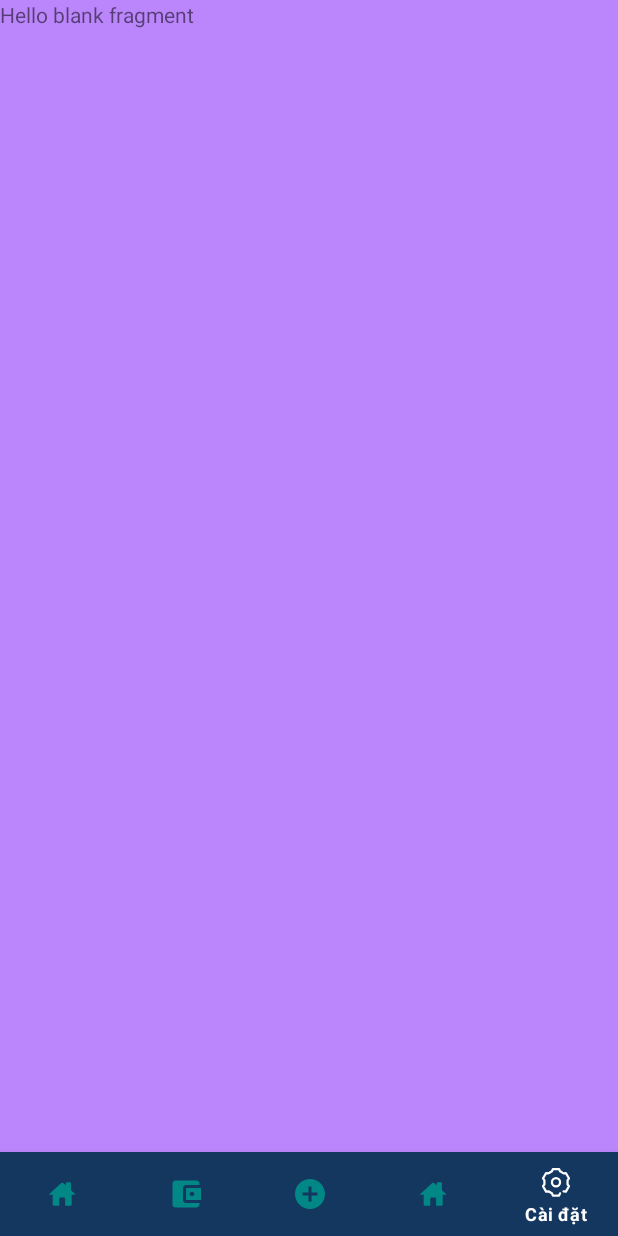
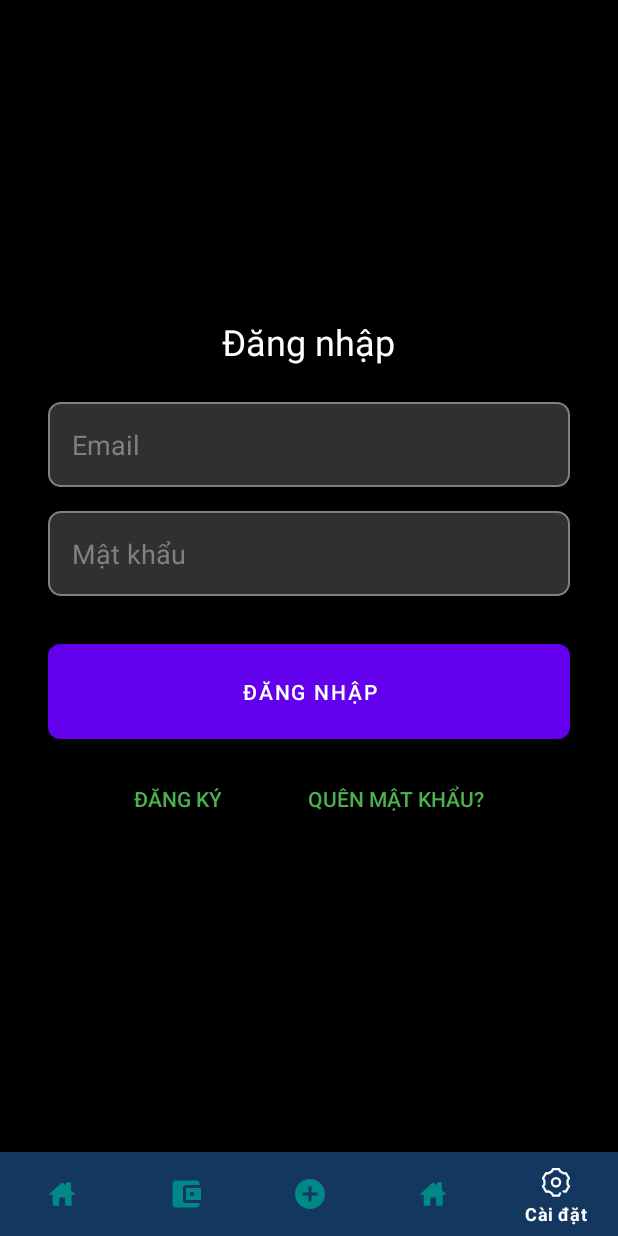
Before and after one commit to Faleeeee/quanlychitieu, an Android app: the screen it shows after launch (MainActivity), item 5 of the bottom bar chosen, on a phone screen of 412 x 824 dp. Run offline under Robolectric (Android 15) with nearby library versions, the phone set to English and light mode, and no system bars.

Commit message:
ghep code home vs dang nhap

```diff
--- a/app/src/main/AndroidManifest.xml
+++ b/app/src/main/AndroidManifest.xml
@@ -13,10 +13,14 @@
         android:theme="@style/Theme.Quanlychitieuapp"
         tools:targetApi="31">
         <activity
+            android:name=".sign_up"
+            android:exported="false" />
+        <activity
             android:name=".MainActivity"
             android:exported="true">
             <intent-filter>
                 <action android:name="android.intent.action.MAIN" />
+
                 <category android:name="android.intent.category.LAUNCHER" />
             </intent-filter>
         </activity>
--- /dev/null
+++ b/app/src/main/res/drawable/button_background.xml
@@ -0,0 +1,6 @@
+<?xml version="1.0" encoding="utf-8"?>
+<shape xmlns:android="http://schemas.android.com/apk/res/android"
+    android:shape="rectangle">
+    <solid android:color="#4CAF50" />
+    <corners android:radius="8dp" />
+</shape>
--- /dev/null
+++ b/app/src/main/res/drawable/edit_text_background.xml
@@ -0,0 +1,9 @@
+<?xml version="1.0" encoding="utf-8"?>
+<shape xmlns:android="http://schemas.android.com/apk/res/android"
+    android:shape="rectangle">
+    <solid android:color="#303030" />
+    <corners android:radius="8dp" />
+    <stroke
+        android:width="1dp"
+        android:color="#808080" />
+</shape>
--- a/app/src/main/res/layout/fragment_cai_dat.xml
+++ b/app/src/main/res/layout/fragment_cai_dat.xml
@@ -3,13 +3,85 @@
     xmlns:tools="http://schemas.android.com/tools"
     android:layout_width="match_parent"
     android:layout_height="match_parent"
-    android:background="@color/purple_200"
     tools:context=".Fragment.homeFragment">
 
-    <!-- TODO: Update blank fragment layout -->
-    <TextView
+    <LinearLayout
         android:layout_width="match_parent"
         android:layout_height="match_parent"
-        android:text="@string/hello_blank_fragment" />
+        android:background="#000000"
+        android:gravity="center"
+        android:orientation="vertical">
+
+        <TextView
+            android:layout_width="wrap_content"
+            android:layout_height="wrap_content"
+            android:layout_marginBottom="24dp"
+            android:text="Đăng nhập"
+            android:textColor="#FFFFFF"
+            android:textSize="24sp" />
+
+        <EditText
+            android:id="@+id/emailEditText"
+            android:layout_width="match_parent"
+            android:layout_height="wrap_content"
+            android:layout_marginHorizontal="32dp"
+            android:layout_marginBottom="16dp"
+            android:background="@drawable/edit_text_background"
+            android:hint="Email"
+            android:padding="16dp"
+            android:textColor="#FFFFFF"
+            android:textColorHint="#808080" />
+
+        <EditText
+            android:id="@+id/passwordEditText"
+            android:layout_width="match_parent"
+            android:layout_height="wrap_content"
+            android:layout_marginHorizontal="32dp"
+            android:layout_marginBottom="32dp"
+            android:background="@drawable/edit_text_background"
+            android:hint="Mật khẩu"
+            android:inputType="textPassword"
+            android:padding="16dp"
+            android:textColor="#FFFFFF"
+            android:textColorHint="#808080" />
+
+        <Button
+            android:id="@+id/loginButton"
+            android:layout_width="match_parent"
+            android:layout_height="wrap_content"
+            android:layout_marginHorizontal="32dp"
+            android:background="@drawable/button_background"
+            android:padding="16dp"
+            android:text="ĐĂNG NHẬP"
+            android:textColor="#FFFFFF" />
+
+        <LinearLayout
+            android:layout_width="wrap_content"
+            android:layout_height="wrap_content"
+            android:layout_marginTop="16dp"
+            android:orientation="horizontal">
+
+            <Button
+                android:id="@+id/registerTextView"
+                style="@style/ForgotPasswordButton"
+                android:layout_width="wrap_content"
+                android:layout_height="wrap_content"
+                android:text="Đăng Ký"
+                android:textColor="#4CAF50" />
+
+
+            <Button
+                android:id="@+id/forgotPasswordTextView"
+                style="@style/ForgotPasswordButton"
+                android:layout_width="wrap_content"
+                android:layout_height="wrap_content"
+                android:layout_marginStart="16dp"
+                android:lineBreakStyle="none"
+                android:text="   Quên mật khẩu?"
+                android:textColor="#4CAF50" />
+
+        </LinearLayout>
+
+    </LinearLayout>
 
 </FrameLayout>
--- /dev/null
+++ b/app/src/main/res/values/style.xml
@@ -0,0 +1,8 @@
+<resources>
+    <!-- Base application theme. -->
+
+
+    <style name="ForgotPasswordButton" parent="Widget.AppCompat.Button.Borderless">
+        <item name="android:textColor">#4CAF50</item>
+    </style>
+</resources>
```
Also changed, not shown: app/src/main/java/com/example/quanlychitieuapp/Fragment/caiDatFragment.java (+17 -1 lines), app/src/main/java/com/example/quanlychitieuapp/sign_up.java (added, +35 -0 lines), app/src/main/res/layout/activity_sign_up.xml (added, +64 -0 lines).
